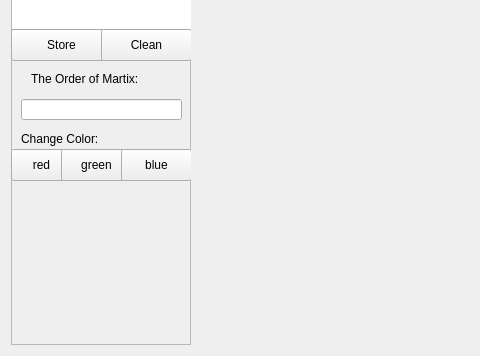
Before: the Qt Designer form labOO/MainWindow.ui in ThisIsGJ/QT, drawn with Qt 5; both pictures show x 0 to 480 and y 492 to 848 of the 794 by 848 pixel window.
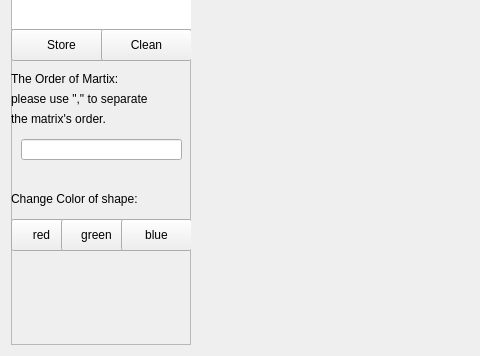
After: the same form once the commit is applied. Custom widgets are drawn as their Qt base class.

What changed in the file:
```diff
--- a/labOO/MainWindow.ui
+++ b/labOO/MainWindow.ui
@@ -285,7 +285,7 @@
       <widget class="QLabel" name="label_2">
        <property name="geometry">
         <rect>
-         <x>20</x>
+         <x>0</x>
          <y>290</y>
          <width>161</width>
          <height>19</height>
@@ -299,7 +299,7 @@
        <property name="geometry">
         <rect>
          <x>10</x>
-         <y>320</y>
+         <y>360</y>
          <width>161</width>
          <height>21</height>
         </rect>
@@ -312,7 +312,7 @@
        <property name="geometry">
         <rect>
          <x>0</x>
-         <y>370</y>
+         <y>440</y>
          <width>61</width>
          <height>32</height>
         </rect>
@@ -325,7 +325,7 @@
        <property name="geometry">
         <rect>
          <x>50</x>
-         <y>370</y>
+         <y>440</y>
          <width>71</width>
          <height>32</height>
         </rect>
@@ -338,7 +338,7 @@
        <property name="geometry">
         <rect>
          <x>110</x>
-         <y>370</y>
+         <y>440</y>
          <width>71</width>
          <height>32</height>
         </rect>
@@ -350,14 +350,14 @@
       <widget class="QLabel" name="label_3">
        <property name="geometry">
         <rect>
-         <x>10</x>
-         <y>350</y>
-         <width>91</width>
+         <x>0</x>
+         <y>410</y>
+         <width>151</width>
          <height>19</height>
         </rect>
        </property>
        <property name="text">
-        <string>Change Color:</string>
+        <string>Change Color of shape:</string>
        </property>
       </widget>
       <widget class="QPushButton" name="pushButton_2">
@@ -386,6 +386,32 @@
         <string>Clean</string>
        </property>
       </widget>
+      <widget class="QLabel" name="label_4">
+       <property name="geometry">
+        <rect>
+         <x>0</x>
+         <y>310</y>
+         <width>171</width>
+         <height>19</height>
+        </rect>
+       </property>
+       <property name="text">
+        <string>please use &quot;,&quot; to separate </string>
+       </property>
+      </widget>
+      <widget class="QLabel" name="label_5">
+       <property name="geometry">
+        <rect>
+         <x>0</x>
+         <y>330</y>
+         <width>141</width>
+         <height>19</height>
+        </rect>
+       </property>
+       <property name="text">
+        <string>the matrix's order.</string>
+       </property>
+      </widget>
      </widget>
      <widget class="QWidget" name="widget_3" native="true">
       <property name="geometry">
```
